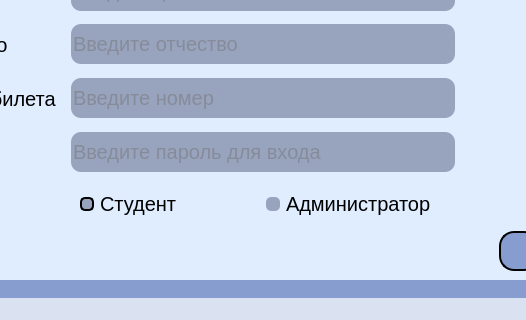
Above: mainwindow.ui from Shersula/LibrarySystem before the change; both pictures show x 242 to 768 and y 214 to 534 of the 879 by 534 pixel window. Below: the same form after it.
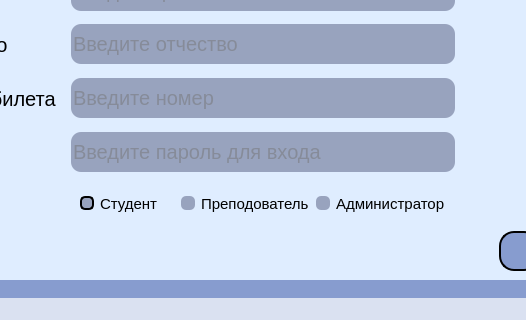
That is the form after the change. The open tabs and pages were chosen to show the change. Icons and pictures are not drawn.

Commit message: Teacher Role Added

Diff of the .ui file:
```diff
--- a/mainwindow.ui
+++ b/mainwindow.ui
@@ -3926,7 +3926,7 @@
                        <string notr="true">#StudentCheck
 {
 	font-family: 'Acme';
-	font-size: 20px;
+	font-size: 15px;
 	color: #000000;
 }
 
@@ -3956,6 +3956,39 @@
                       </property>
                      </widget>
                     </item>
+                    <item>
+                     <widget class="QCheckBox" name="TeacherCheck">
+                      <property name="styleSheet">
+                       <string notr="true">#TeacherCheck
+{
+	font-family: 'Acme';
+	font-size: 15px;
+	color: #000000;
+}
+
+#TeacherCheck::indicator
+{
+	border:unset;
+	background: #98A3BE;
+	border-radius: 5px;
+}
+
+#TeacherCheck::indicator:checked 
+{
+	border:solid;
+	background: #98A3BE;
+	border-width: 2px;
+	border-radius: 5px;
+}</string>
+                      </property>
+                      <property name="text">
+                       <string>Преподователь</string>
+                      </property>
+                      <property name="autoExclusive">
+                       <bool>true</bool>
+                      </property>
+                     </widget>
+                    </item>
                     <item>
                      <widget class="QCheckBox" name="AdminCheck">
                       <property name="toolTip">
@@ -3965,7 +3998,7 @@
                        <string notr="true">#AdminCheck
 {
 	font-family: 'Acme';
-	font-size: 20px;
+	font-size: 15px;
 	color: #000000;
 }
 
```
Left out of the diff: 6 changed lines with no effect on the pictures. The commit also changes 5 other files.
